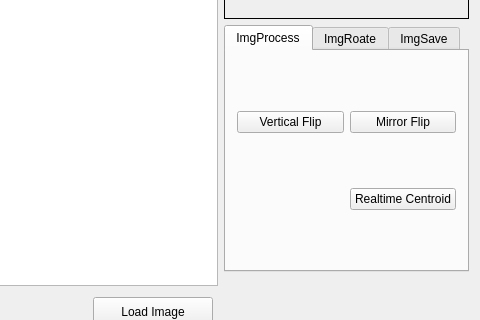
Above: uidesign/image_viewer_window.ui from 16dora/QImageViewer before the change; both pictures show x 467 to 947 and y 257 to 577 of the 947 by 728 pixel window. Below: the same form after it.
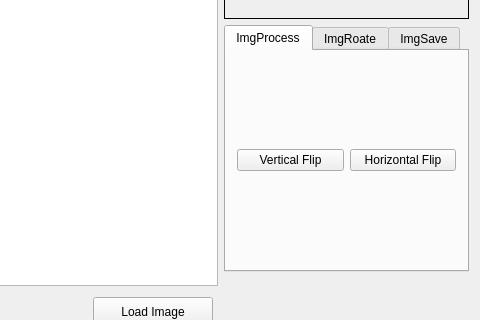
That is the form after the change. The open tabs and pages were chosen to show the change. Custom widgets are drawn as their Qt base class.

What changed in the file:
```diff
--- a/uidesign/image_viewer_window.ui
+++ b/uidesign/image_viewer_window.ui
@@ -265,6 +265,16 @@
             <string>ImgProcess</string>
            </attribute>
            <layout class="QGridLayout" name="layout_imageProcessing">
+            <item row="0" column="1">
+             <widget class="QPushButton" name="btn_opticsHorizontalFlip">
+              <property name="text">
+               <string>Horizontal Flip</string>
+              </property>
+              <property name="checkable">
+               <bool>true</bool>
+              </property>
+             </widget>
+            </item>
             <item row="0" column="0">
              <widget class="QPushButton" name="btn_opticsVerticalFlip">
               <property name="text">
@@ -275,26 +285,6 @@
               </property>
              </widget>
             </item>
-            <item row="0" column="1">
-             <widget class="QPushButton" name="btn_opticsMirrorFlip">
-              <property name="text">
-               <string>Mirror Flip</string>
-              </property>
-              <property name="checkable">
-               <bool>true</bool>
-              </property>
-             </widget>
-            </item>
-            <item row="1" column="1">
-             <widget class="QPushButton" name="btn_RealTimeCentroid">
-              <property name="text">
-               <string>Realtime Centroid</string>
-              </property>
-              <property name="checkable">
-               <bool>true</bool>
-              </property>
-             </widget>
-            </item>
            </layout>
           </widget>
           <widget class="QWidget" name="ImgRoate">
```
Left out of the diff: 8 changed lines with no effect on the pictures.
